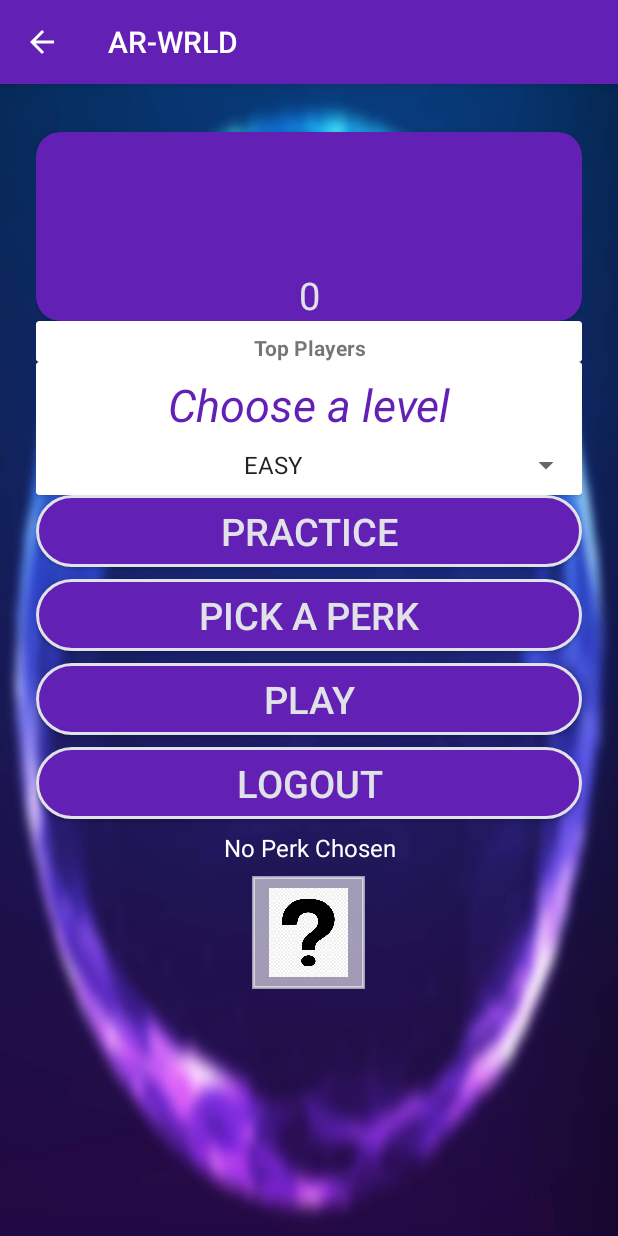
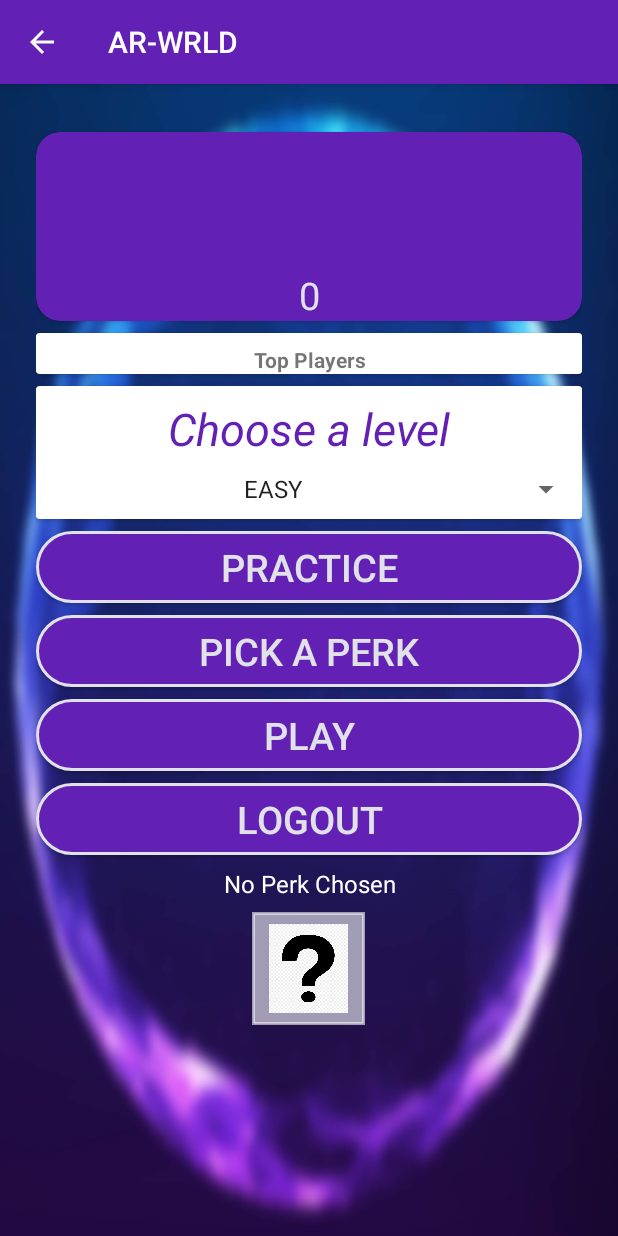
Before and after one commit to garganjohn/AR-WRLD, an Android app: the screen it shows after launch once a user with an empty profile is signed in (UserHomeScreenActivity), on a phone screen of 412 x 824 dp. Run offline under Robolectric (Android 15) with nearby library versions, the phone set to English and light mode, and no system bars; our stand-ins replace Firebase (no records; nobody signed in at launch, a user with empty details on screens opened directly), Shimmer; libraries missing offline, so code that uses them is left out: com.jakewharton.rxbinding, io.supercharge.shimmerlayout; 4 statements that could not run were skipped.

Commit message:
Spacing in userHomeScreen fixed

```diff
--- a/app/src/main/res/layout/activity_user_home_screen.xml
+++ b/app/src/main/res/layout/activity_user_home_screen.xml
@@ -57,7 +57,9 @@
 
         <android.support.v7.widget.CardView
             android:layout_width="match_parent"
-        android:layout_height="wrap_content">
+            android:layout_height="wrap_content"
+            android:layout_marginTop="8dp"
+            android:layout_marginBottom="8dp">
 
             <TextView
                 android:id="@+id/top_players_list"
@@ -91,13 +93,13 @@
         <android.support.v7.widget.LinearLayoutCompat
             android:layout_width="match_parent"
             android:layout_height="wrap_content"
+            android:layout_marginTop="8dp"
             android:orientation="vertical">
 
             <TextView
                 android:id="@+id/game_levels"
                 android:layout_width="match_parent"
                 android:layout_height="wrap_content"
-                android:layout_marginTop="8dp"
                 android:text="@string/choose_a_level"
                 android:textAlignment="center"
                 android:textColor="#6320b5"
@@ -127,6 +129,7 @@
             android:id="@+id/practice_button"
             android:layout_width="match_parent"
             android:layout_height="wrap_content"
+            android:layout_marginTop="8dp"
             android:background="@drawable/button_bg"
             android:text="@string/practice"
             android:textColor="#E1E2E7"
```
Lines whose indentation alone changed are shown as unchanged.
